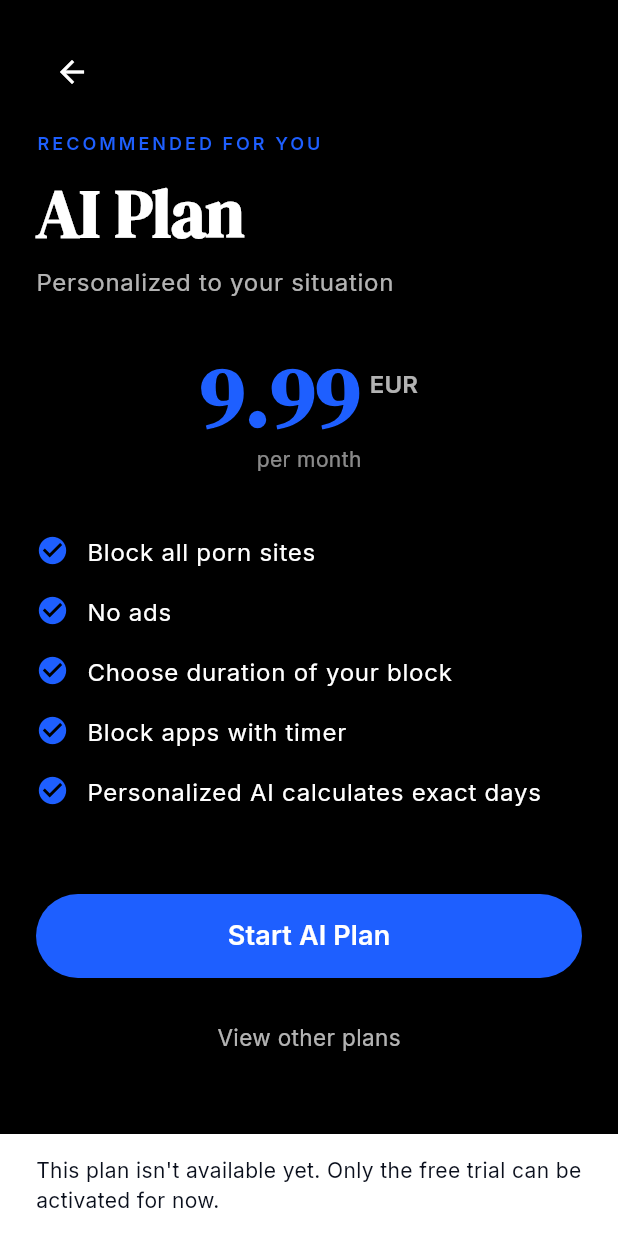
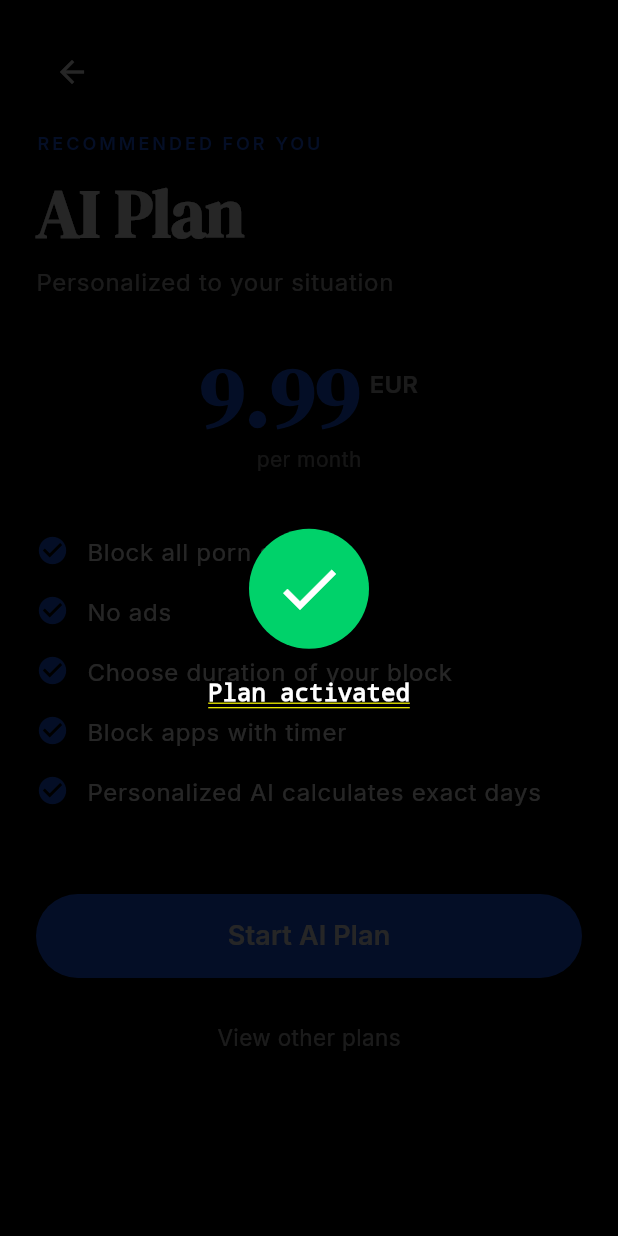
Before and after one commit to isuale/Unchained, a Flutter app: the AiPlanScreen screen opened by its route, after a tap on "Start AI Plan", on a phone screen of 412 x 824 dp. Run offline on Flutter 3.47's test engine with Material 3 defaults, Android fonts, the phone set to English and light mode, and no system bars; drawn by our look-alikes of flutter_animate; our stand-ins replace drift, drift_flutter, flutter_riverpod, freezed_annotation, go_router, google_fonts; accounts and stored records are empty; generated files the repository leaves out were written again.

Commit message:
Unlock Prevent uninstall on all paid plans; lock only on free trial

```diff
--- a/lib/features/dashboard/providers/active_plan_provider.dart
+++ b/lib/features/dashboard/providers/active_plan_provider.dart
@@ -43,6 +43,12 @@ bool isFeatureLocked(String featureKey, ActivePlan? plan) {
   };
   if (alwaysUnlocked.contains(featureKey)) return false;
 
+  // Available on every paid plan, but never on the free trial.
+  const paidPlansOnly = {'preventUninstall'};
+  if (paidPlansOnly.contains(featureKey)) {
+    return plan == ActivePlan.freeTrial;
+  }
+
   switch (plan) {
     case ActivePlan.freeTrial:
       return true;
--- a/lib/features/dashboard/widgets/plan_activation_overlay.dart
+++ b/lib/features/dashboard/widgets/plan_activation_overlay.dart
@@ -12,16 +12,6 @@ class PlanActivationOverlay {
     required WidgetRef ref,
     required ActivePlan plan,
   }) async {
-    // Only the free trial can be installed/activated for now. Every paid plan
-    // is gated off here so the activation flow never runs for them.
-    if (plan != ActivePlan.freeTrial) {
-      final l = AppLocalizations.of(context)!;
-      ScaffoldMessenger.of(context).showSnackBar(
-        SnackBar(content: Text(l.plan_unavailable)),
-      );
-      return;
-    }
-
     final navigator = Navigator.of(context, rootNavigator: true);
     showDialog<void>(
       context: context,
--- a/lib/l10n/app_en.arb
+++ b/lib/l10n/app_en.arb
@@ -112,7 +112,6 @@
   "nav_settings": "Settings",
   "plan_activating": "Activating your plan...",
   "plan_activated": "Plan activated",
-  "plan_unavailable": "This plan isn't available yet. Only the free trial can be activated for now.",
   "analyzing_skip_to_plans": "Skip and choose a plan",
   "lock_forever_only": "Forever only",
   "lock_monthly_plus": "Monthly+",
--- a/lib/l10n/app_es.arb
+++ b/lib/l10n/app_es.arb
@@ -112,7 +112,6 @@
   "nav_settings": "Ajustes",
   "plan_activating": "Activando tu plan...",
   "plan_activated": "Plan activado",
-  "plan_unavailable": "Este plan aún no está disponible. Por ahora solo se puede activar la prueba gratis.",
   "analyzing_skip_to_plans": "Saltar y elegir un plan",
   "lock_forever_only": "Solo Forever",
   "lock_monthly_plus": "Mensual+",
--- a/lib/l10n/app_localizations.dart
+++ b/lib/l10n/app_localizations.dart
@@ -740,12 +740,6 @@ abstract class AppLocalizations {
   /// **'Plan activado'**
   String get plan_activated;
 
-  /// No description provided for @plan_unavailable.
-  ///
-  /// In es, this message translates to:
-  /// **'Este plan aún no está disponible. Por ahora solo se puede activar la prueba gratis.'**
-  String get plan_unavailable;
-
   /// No description provided for @analyzing_skip_to_plans.
   ///
   /// In es, this message translates to:
--- a/lib/l10n/app_localizations_en.dart
+++ b/lib/l10n/app_localizations_en.dart
@@ -337,10 +337,6 @@ class AppLocalizationsEn extends AppLocalizations {
   String get plan_activated => 'Plan activated';
 
   @override
-  String get plan_unavailable =>
-      'This plan isn\'t available yet. Only the free trial can be activated for now.';
-
-  @override
   String get analyzing_skip_to_plans => 'Skip and choose a plan';
 
   @override
--- a/lib/l10n/app_localizations_es.dart
+++ b/lib/l10n/app_localizations_es.dart
@@ -341,10 +341,6 @@ class AppLocalizationsEs extends AppLocalizations {
   String get plan_activated => 'Plan activado';
 
   @override
-  String get plan_unavailable =>
-      'Este plan aún no está disponible. Por ahora solo se puede activar la prueba gratis.';
-
-  @override
   String get analyzing_skip_to_plans => 'Saltar y elegir un plan';
 
   @override
```
